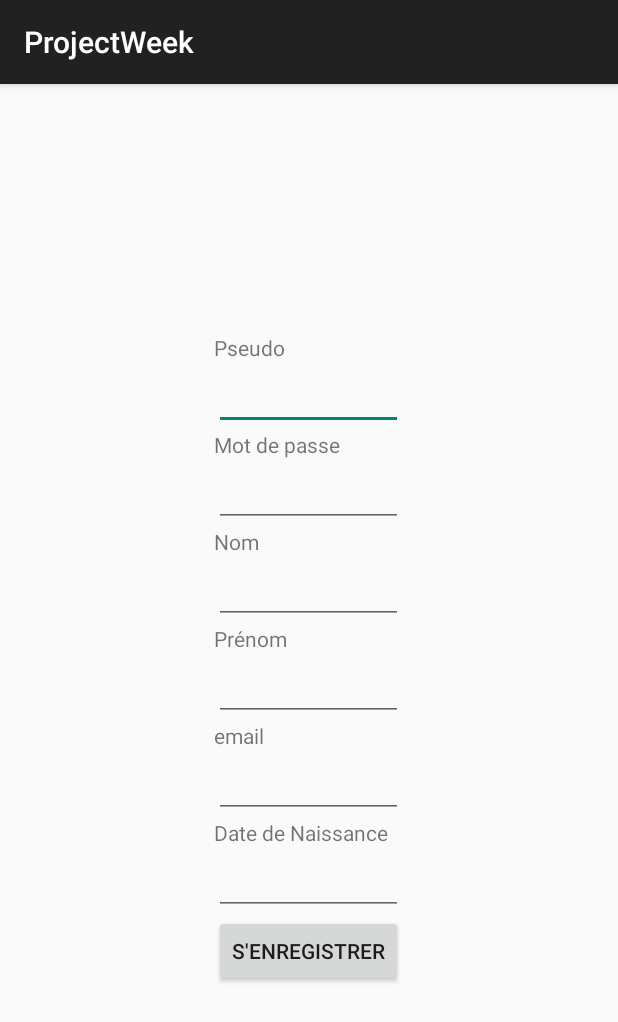
After one commit to nsvir/ProjectWeekOpop, an Android app: the FragmentSignUp screen opened directly, with no data from a screen before it, on a phone screen of 412 x 824 dp. The commit adds this screen. Shown: the top 1022 px of the screen. Run offline under Robolectric (Android 15) with nearby library versions, the phone set to English and light mode, and no system bars.

Commit message:
Subscription working

```diff
--- /dev/null
+++ b/ProjectWeek/src/main/java/com/example/projectweek/FragmentSignUp.java
@@ -0,0 +1,58 @@
+package com.example.projectweek;
+
+import android.content.SharedPreferences;
+import android.os.Bundle;
+import android.support.v4.app.Fragment;
+import android.text.Editable;
+import android.text.TextWatcher;
+import android.view.LayoutInflater;
+import android.view.View;
+import android.view.ViewGroup;
+import android.widget.Button;
+import android.widget.EditText;
+import android.widget.Toast;
+
+import java.util.Calendar;
+import java.util.GregorianCalendar;
+
+/**
+ * Created by parejo_p on 30/01/14.
+ */
+public class FragmentSignUp extends Fragment implements View.OnClickListener {
+    public FragmentSignUp() {
+
+    }
+
+    EditText signUpLogin = null;
+    EditText signUpPswd = null;
+
+    @Override
+    public View onCreateView(LayoutInflater inflater, ViewGroup container, Bundle savedInstanceState) {
+        super.onCreateView(inflater, container, savedInstanceState);
+
+        View view = inflater.inflate(R.layout.fragment_signup, container, false);
+
+        view.findViewById(R.id.signUp).setOnClickListener(this);
+        signUpLogin = ((EditText) view.findViewById(R.id.loginText));
+        signUpPswd = ((EditText) view.findViewById(R.id.passwordText));
+        return (view);
+    }
+
+    @Override
+    public void onClick(View view) {
+        SharedPreferences sp = getActivity().getSharedPreferences("signUpInfo", 0);
+        SharedPreferences.Editor Ed = sp.edit();
+        Editable loginText = signUpLogin.getText();
+        Editable passwordText = signUpPswd.getText();
+
+        //Verification should start here
+        if (loginText != null && passwordText != null && !loginText.toString().equals("") && passwordText.toString().equals("")) {
+            Ed.putString("login", loginText.toString());
+            Ed.putString("password", passwordText.toString());
+            Ed.commit();
+            getActivity().finish();
+        }
+        //Should be more precise
+        Toast.makeText(getActivity(), "Informations incorrectes!", Toast.LENGTH_SHORT).show();
+    }
+}
--- /dev/null
+++ b/ProjectWeek/src/main/java/com/example/projectweek/SignupActivity.java
@@ -0,0 +1,43 @@
+package com.example.projectweek;
+
+import android.os.Bundle;
+import android.support.v7.app.ActionBarActivity;
+import android.view.Menu;
+import android.view.MenuItem;
+
+/**
+ * Created by parejo_p on 30/01/14.
+ */
+public class SignupActivity extends ActionBarActivity {
+
+    FragmentSignUp fragment = new FragmentSignUp();
+
+    @Override
+    protected void onCreate(Bundle savedInstanceState) {
+        super.onCreate(savedInstanceState);
+        setContentView(R.layout.activity_main);
+
+        fragment = new FragmentSignUp();
+
+        if (savedInstanceState == null) {
+            getSupportFragmentManager().beginTransaction()
+                    .replace(R.id.container, fragment)
+                    .commit();
+        }
+    }
+
+    @Override
+    public boolean onCreateOptionsMenu(Menu menu) {
+        return super.onCreateOptionsMenu(menu);
+    }
+
+    @Override
+    public boolean onOptionsItemSelected(MenuItem item) {
+        switch (item.getItemId()){
+            case R.id.logout:
+                break;
+        }
+
+        return super.onOptionsItemSelected(item);
+    }
+}
--- a/ProjectWeek/src/main/res/layout/fragment_connexion.xml
+++ b/ProjectWeek/src/main/res/layout/fragment_connexion.xml
@@ -31,5 +31,10 @@
             android:layout_width="match_parent"
             android:text="@string/connect" />
 
+        <Button
+            android:id="@+id/signUp"
+            android:layout_height="wrap_content"
+            android:layout_width="match_parent"
+            android:text="@string/signUp" />
     </LinearLayout>
 </RelativeLayout>
--- /dev/null
+++ b/ProjectWeek/src/main/res/layout/fragment_signup.xml
@@ -0,0 +1,77 @@
+<?xml version="1.0" encoding="utf-8"?>
+
+<RelativeLayout xmlns:android="http://schemas.android.com/apk/res/android"
+    android:layout_width="match_parent"
+    android:layout_height="match_parent">
+
+    <LinearLayout
+        android:orientation="vertical"
+        android:layout_width="wrap_content"
+        android:layout_height="wrap_content"
+        android:layout_centerInParent="true">
+
+        <TextView
+            android:layout_height="wrap_content"
+            android:layout_width="wrap_content"
+            android:text="@string/login"/>
+        <EditText
+            android:id="@+id/loginText"
+            android:layout_height="match_parent"
+            android:layout_width="match_parent" />
+
+        <TextView
+            android:layout_height="wrap_content"
+            android:layout_width="wrap_content"
+            android:text="@string/password"/>
+        <EditText
+            android:id="@+id/passwordText"
+            android:layout_height="match_parent"
+            android:layout_width="match_parent"
+            android:inputType="textPassword"/>
+
+        <TextView
+            android:layout_height="wrap_content"
+            android:layout_width="wrap_content"
+            android:text="@string/lastname"/>
+        <EditText
+            android:id="@+id/lastname"
+            android:layout_height="match_parent"
+            android:layout_width="match_parent" />
+
+        <TextView
+            android:layout_height="wrap_content"
+            android:layout_width="wrap_content"
+            android:text="@string/firstname"/>
+        <EditText
+            android:id="@+id/firstname"
+            android:layout_height="match_parent"
+            android:layout_width="match_parent"
+            android:inputType="textPersonName"/>
+
+        <TextView
+            android:layout_height="wrap_content"
+            android:layout_width="wrap_content"
+            android:text="@string/email"/>
+        <EditText
+            android:id="@+id/email"
+            android:layout_height="match_parent"
+            android:layout_width="match_parent"
+            android:inputType="textEmailAddress"/>
+
+        <TextView
+            android:layout_height="wrap_content"
+            android:layout_width="wrap_content"
+            android:text="@string/birthdate"/>
+        <EditText
+            android:id="@+id/birthdate"
+            android:layout_height="match_parent"
+            android:layout_width="match_parent"
+            android:inputType="date"/>
+
+        <Button
+            android:id="@+id/signUp"
+            android:layout_height="match_parent"
+            android:layout_width="wrap_content"
+            android:text="@string/signUp"/>
+    </LinearLayout>
+</RelativeLayout>
--- a/ProjectWeek/src/main/res/values/strings.xml
+++ b/ProjectWeek/src/main/res/values/strings.xml
@@ -8,7 +8,17 @@
     <string name="bluetooth_off">Bluetooth Disabled</string>
     <string name="search_hint">Rechercher</string>
     <string name="logout">Deconnexion</string>
-    <string name="login">login</string>
-    <string name="password">password</string>
-    <string name="connect">Connect</string>
+
+    <string name="login">Pseudo</string>
+    <string name="password">Mot de passe</string>
+    <string name="wrongLogInfo">Identifiants incorrectes</string>
+    <string name="goodLogInfo">Connecté</string>
+    <string name="connect">Connection</string>
+    <string name="signUp">S\'enregistrer</string>
+
+    <string name="firstname">Prénom</string>
+    <string name="lastname">Nom</string>
+    <string name="email">email</string>
+    <string name="birthdate">Date de Naissance</string>
+    <string name="sex">Sex</string>
 </resources>
```
Also changed, not shown: ProjectWeek/src/main/AndroidManifest.xml (+16 -8 lines), ProjectWeek/src/main/java/com/example/projectweek/FragmentConnexion.java (+45 -19 lines).
